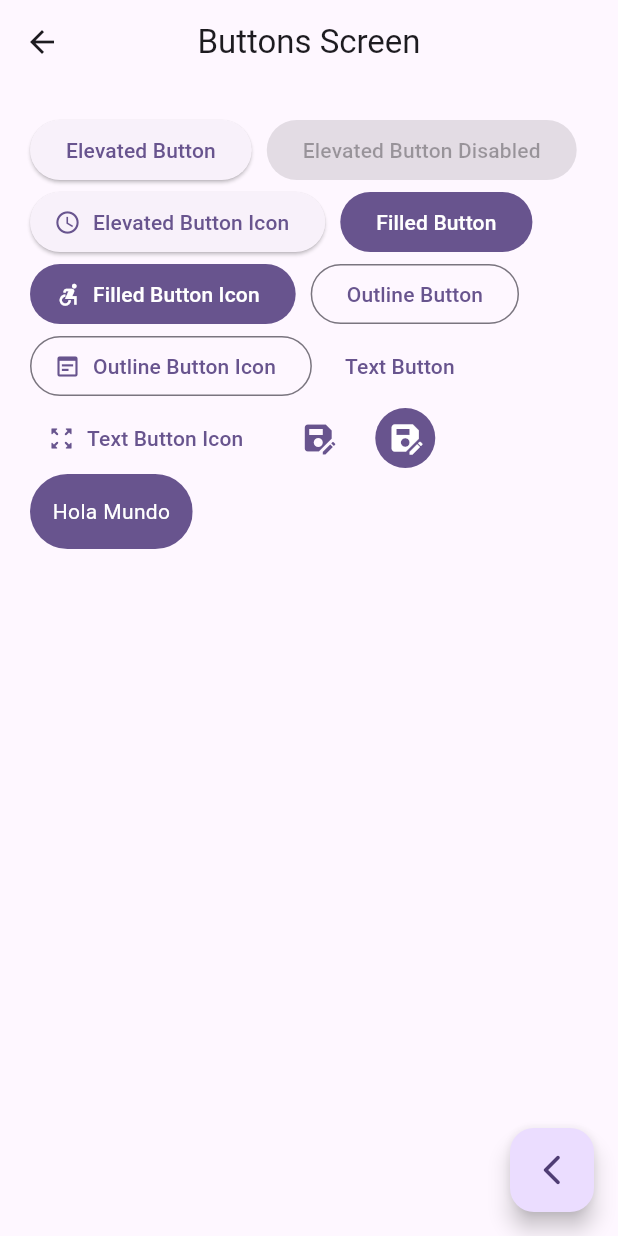
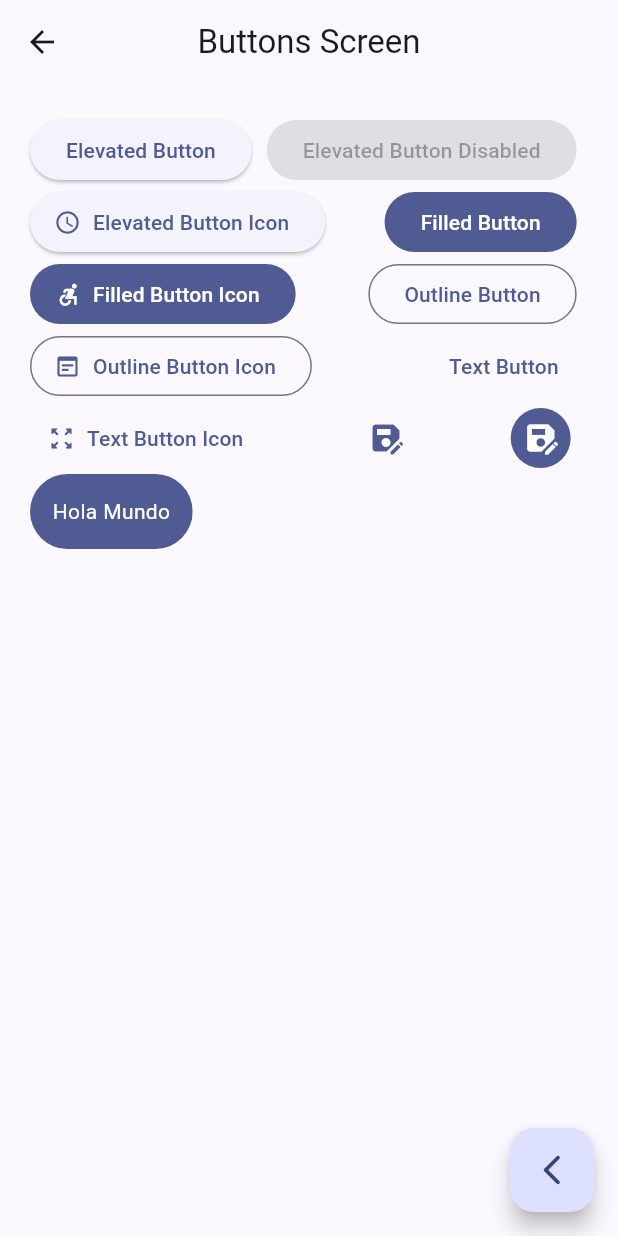
Before and after one commit to DennisErazo1996/flutter-widgets-app, a Flutter app: the screen it shows after launch, after a tap on "Botones", on a phone screen of 412 x 824 dp. Run offline on Flutter 3.47's test engine with Material 3 defaults, Android fonts, the phone set to English and light mode, and no system bars; our stand-ins replace go_router; network calls fail.

Commit message:
Retroalimentacion de videos del curso

```diff
--- a/lib/config/presentation/screens/buttons/buttons_screen.dart
+++ b/lib/config/presentation/screens/buttons/buttons_screen.dart
@@ -33,7 +33,7 @@ class _ButtonsView extends StatelessWidget {
     return Padding(
       padding: const EdgeInsets.all(20),
       child: Wrap(
-        alignment: WrapAlignment.start,
+        alignment: WrapAlignment.spaceBetween,
         spacing: 10,
         children: [
           ElevatedButton(
--- a/lib/config/presentation/screens/cards/cards_screen.dart
+++ b/lib/config/presentation/screens/cards/cards_screen.dart
@@ -166,8 +166,6 @@ class _CardType4 extends StatelessWidget {
 
   @override
   Widget build(BuildContext context) {
-    final colors = Theme.of(context).colorScheme;
-
     return Card(
       clipBehavior: Clip.hardEdge,
       shape: const RoundedRectangleBorder(
--- a/lib/config/presentation/screens/home/home_screen.dart
+++ b/lib/config/presentation/screens/home/home_screen.dart
@@ -68,7 +68,7 @@ class _CustomListTile extends StatelessWidget {
         context.push(menuItems.link);
         //Navigator.pushNamed(context, menuItems.link);
       },
-      hoverColor: Colors.green[70],
+      hoverColor: color.primary,
     );
   }
 }
--- a/lib/config/theme/app_theme.dart
+++ b/lib/config/theme/app_theme.dart
@@ -9,7 +9,8 @@ const colorList = <Color>[
   Colors.deepPurple,
   Colors.orange,
   Colors.pink,
-  Colors.pinkAccent
+  Colors.pinkAccent,
+  Color.fromARGB(255, 59, 95, 225)
 ];
 
 class AppTheme {
@@ -20,8 +21,18 @@ class AppTheme {
         assert(selectedColor < colorList.length,
             'Selected color must be between 0 and ${colorList.length - 1}');
 
-  ThemeData getTheme() => ThemeData(
+  ThemeData getTheme() {
+    final Color primaryColor = colorList[selectedColor];
+    final ColorScheme colorScheme =
+        ColorScheme.fromSeed(seedColor: primaryColor);
+
+    return ThemeData(
       useMaterial3: true,
-      colorSchemeSeed: colorList[selectedColor],
-      appBarTheme: const AppBarTheme(centerTitle: true));
+      colorScheme: colorScheme,
+      appBarTheme: const AppBarTheme(
+        centerTitle: true,
+        //backgroundColor: primaryColor,
+      ),
+    );
+  }
 }
--- a/lib/main.dart
+++ b/lib/main.dart
@@ -13,7 +13,7 @@ class MainApp extends StatelessWidget {
   Widget build(BuildContext context) {
     return MaterialApp.router(
       routerConfig: appRouter,
-      theme: AppTheme(selectedColor: 5).getTheme(),
+      theme: AppTheme(selectedColor: 9).getTheme(),
       debugShowCheckedModeBanner: false,
     );
   }
```
Also changed, not shown: lib/config/router/app_router.dart (line endings or trailing spaces).
